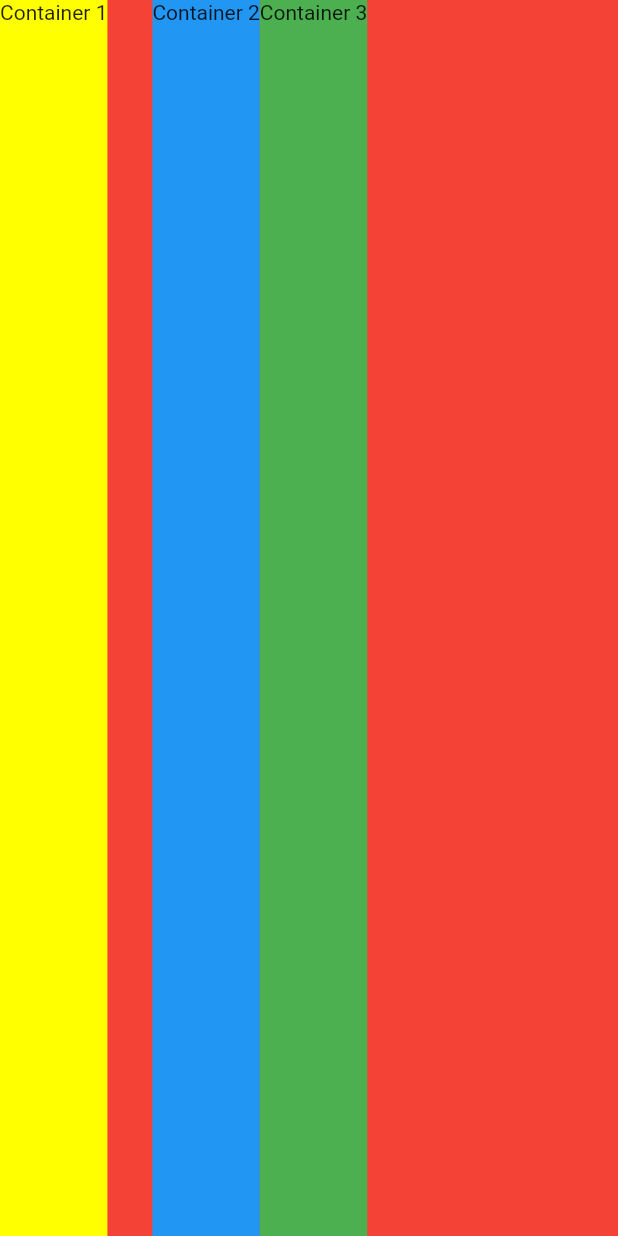
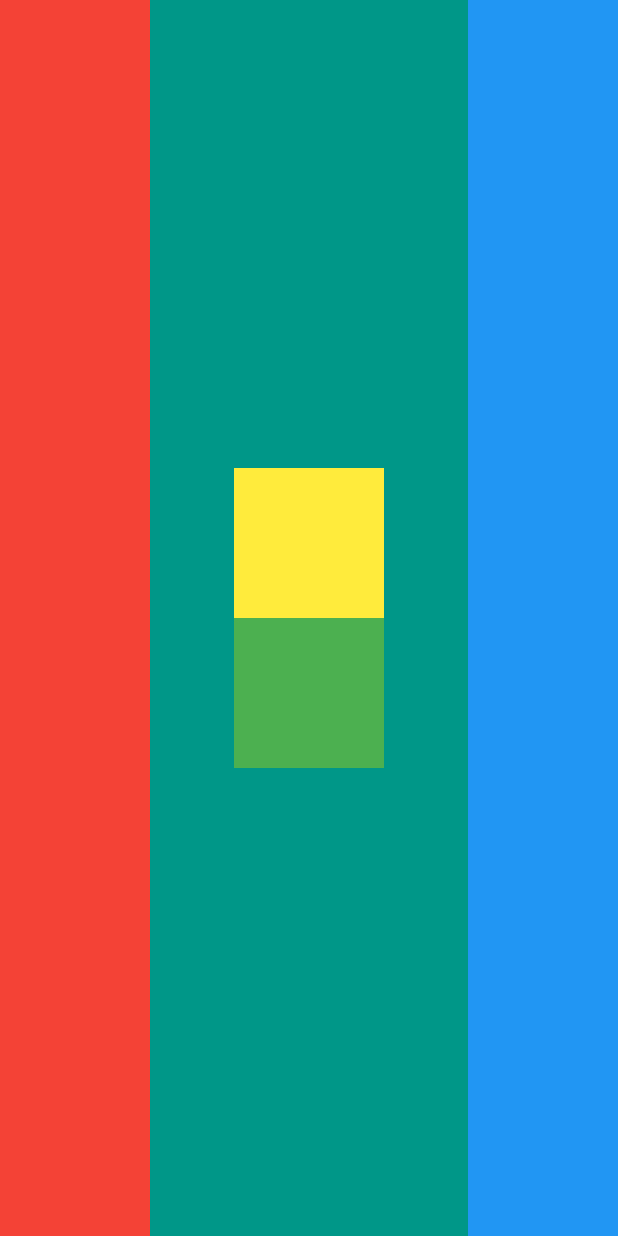
Before and after one commit to Bamidele1234/Business_Card_App, a Flutter app: the screen it shows after launch, on a phone screen of 412 x 824 dp. Run offline on Flutter 3.47's test engine with Material 2 defaults, Android fonts, the phone set to English and light mode, and no system bars.

Commit message:
Completed the classwork: Flutter layouts challenge

```diff
--- a/lib/main.dart
+++ b/lib/main.dart
@@ -1,6 +1,6 @@
 import 'package:flutter/material.dart';
 
-void main() => runApp(const MyApp());
+void main() => runApp(const PracticeApp());
 
 // Using Row and Column
 class MyApp extends StatelessWidget {
@@ -101,3 +101,48 @@ class SomeApp extends StatelessWidget {
     );
   }
 }
+
+// Classwork / Exercise
+class PracticeApp extends StatelessWidget {
+  const PracticeApp({Key? key}) : super(key: key);
+
+  @override
+  Widget build(BuildContext context) {
+    return MaterialApp(
+      home: Scaffold(
+        backgroundColor: Colors.teal,
+        body: SafeArea(
+          child: Row(
+            mainAxisAlignment: MainAxisAlignment.spaceBetween,
+            crossAxisAlignment: CrossAxisAlignment.stretch,
+            children: <Widget>[
+              Container(
+                width: 100,
+                color: Colors.red,
+              ),
+              Column(
+                mainAxisAlignment: MainAxisAlignment.center,
+                children: <Widget>[
+                  Container(
+                    width: 100,
+                    height: 100,
+                    color: Colors.yellow,
+                  ),
+                  Container(
+                    width: 100,
+                    height: 100,
+                    color: Colors.green,
+                  ),
+                ],
+              ),
+              Container(
+                width: 100,
+                color: Colors.blue,
+              ),
+            ],
+          ),
+        ),
+      ),
+    );
+  }
+}
```
